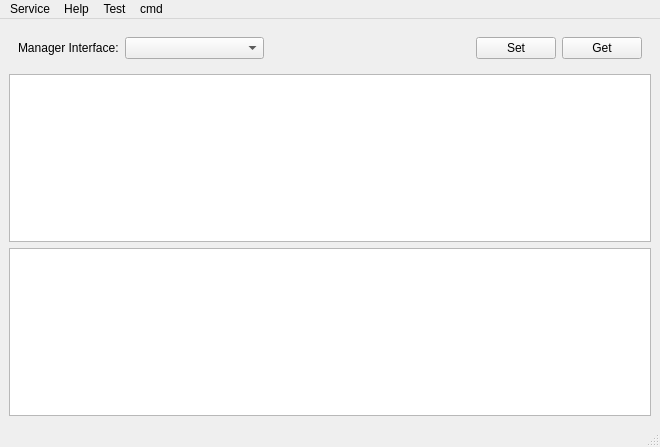
Above: qiperftray/src/qiperftray.ui from coolshou/qiperf before the change. Below: the same form after it.
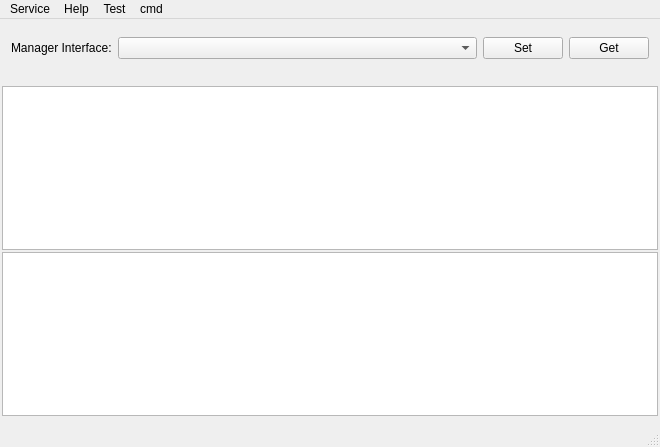
That is the form after the change. Icons and pictures are not drawn.

Commit message: qiperftray: add close to system tray

The edit to the form file:
```diff
--- a/qiperftray/src/qiperftray.ui
+++ b/qiperftray/src/qiperftray.ui
@@ -22,9 +22,18 @@
   </property>
   <widget class="QWidget" name="centralwidget">
    <layout class="QVBoxLayout" name="verticalLayout">
+    <property name="spacing">
+     <number>2</number>
+    </property>
+    <property name="leftMargin">
+     <number>2</number>
+    </property>
+    <property name="rightMargin">
+     <number>2</number>
+    </property>
     <item>
      <widget class="QWidget" name="widget" native="true">
-      <layout class="QHBoxLayout" name="horizontalLayout" stretch="0,1,0,0,0">
+      <layout class="QHBoxLayout" name="horizontalLayout" stretch="0,1,0,0">
        <item>
         <widget class="QLabel" name="label">
          <property name="text">
@@ -35,19 +44,6 @@
        <item>
         <widget class="QComboBox" name="cb_mgr_ifnames"/>
        </item>
-       <item>
-        <widget class="QLabel" name="lb_address">
-         <property name="minimumSize">
-          <size>
-           <width>200</width>
-           <height>0</height>
-          </size>
-         </property>
-         <property name="text">
-          <string/>
-         </property>
-        </widget>
-       </item>
        <item>
         <widget class="QPushButton" name="pb_setMgrIfname">
          <property name="text">
@@ -65,6 +61,19 @@
       </layout>
      </widget>
     </item>
+    <item>
+     <widget class="QLabel" name="lb_address">
+      <property name="minimumSize">
+       <size>
+        <width>200</width>
+        <height>0</height>
+       </size>
+      </property>
+      <property name="text">
+       <string/>
+      </property>
+     </widget>
+    </item>
     <item>
      <widget class="QTextEdit" name="te_error">
       <property name="font">
```
The commit also changes 3 other files.
